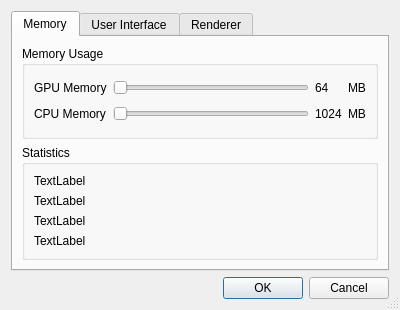
Above: UI/UI/SettingsDlg.ui from SCIInstitute/ImageVis3D before the change. Below: the same form after it.
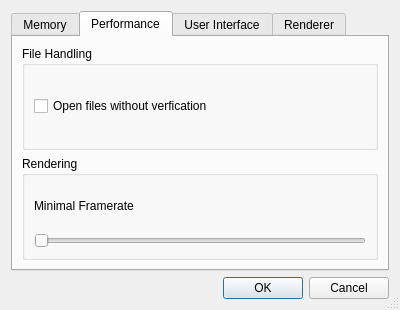
That is the form after the change. The open tabs and pages were chosen to show the change.

```diff
--- a/UI/UI/SettingsDlg.ui
+++ b/UI/UI/SettingsDlg.ui
@@ -159,6 +159,60 @@
        </item>
       </layout>
      </widget>
+     <widget class="QWidget" name="tabPerformance" >
+      <property name="geometry" >
+       <rect>
+        <x>85</x>
+        <y>125</y>
+        <width>1424</width>
+        <height>823</height>
+       </rect>
+      </property>
+      <attribute name="title" >
+       <string>Performance</string>
+      </attribute>
+      <layout class="QVBoxLayout" name="verticalLayout_5" >
+       <item>
+        <widget class="QGroupBox" name="groupBox_3" >
+         <property name="title" >
+          <string>File Handling</string>
+         </property>
+         <layout class="QVBoxLayout" name="verticalLayout_6" >
+          <item>
+           <widget class="QCheckBox" name="checkBoxQuickload" >
+            <property name="text" >
+             <string>Open files without verfication</string>
+            </property>
+           </widget>
+          </item>
+         </layout>
+        </widget>
+       </item>
+       <item>
+        <widget class="QGroupBox" name="groupBox_4" >
+         <property name="title" >
+          <string>Rendering</string>
+         </property>
+         <layout class="QVBoxLayout" name="verticalLayout_7" >
+          <item>
+           <widget class="QLabel" name="label_MinFrameRate" >
+            <property name="text" >
+             <string>Minimal Framerate</string>
+            </property>
+           </widget>
+          </item>
+          <item>
+           <widget class="QSlider" name="horizontalSlider" >
+            <property name="orientation" >
+             <enum>Qt::Horizontal</enum>
+            </property>
+           </widget>
+          </item>
+         </layout>
+        </widget>
+       </item>
+      </layout>
+     </widget>
      <widget class="QWidget" name="tabUI" >
       <property name="geometry" >
        <rect>
```
Left out of the diff: 53 changed lines with no effect on the pictures.
